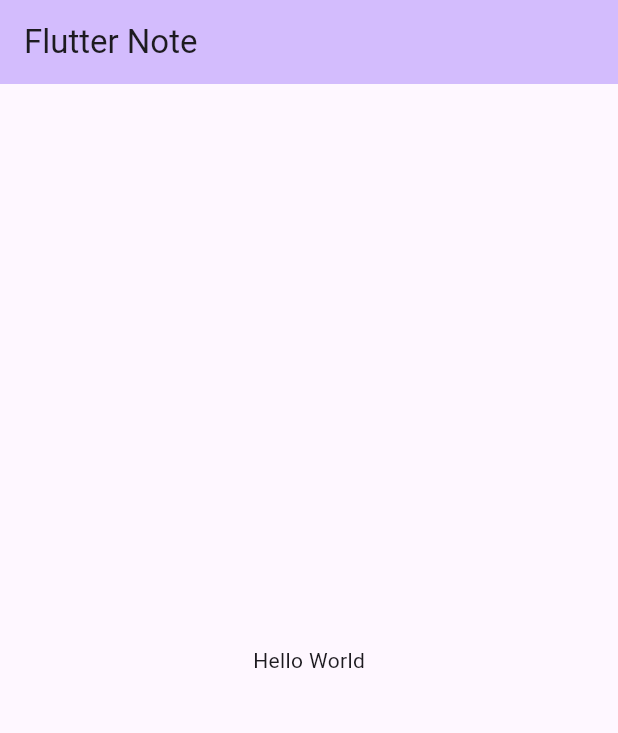
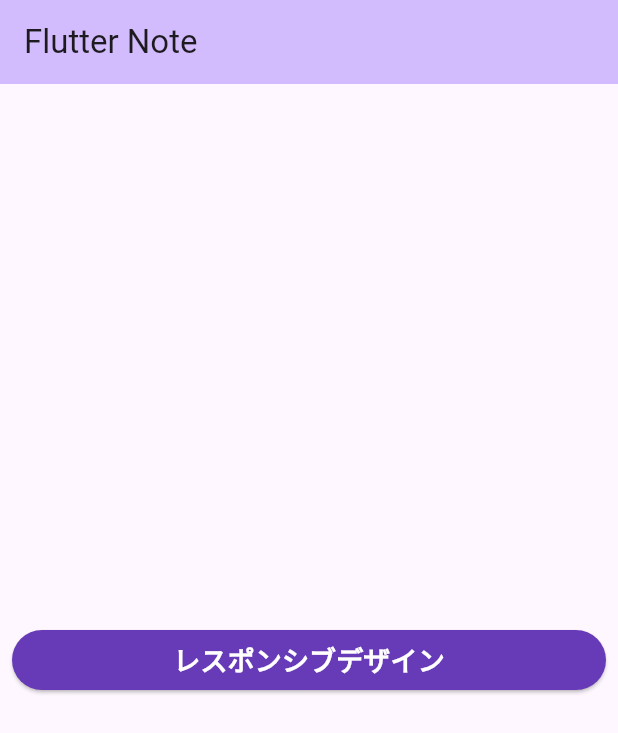
Before and after one commit to shinnkura/flutter_note, a Flutter app: the screen it shows after launch, on a phone screen of 412 x 824 dp. Shown: the top 733 px of the screen. Run offline on Flutter 3.47's test engine with Material 2 defaults, Android fonts, the phone set to English and light mode, and no system bars.

Commit message:
ボタンを作成

```diff
--- /dev/null
+++ b/lib/components/button.dart
@@ -0,0 +1,37 @@
+import 'package:flutter/material.dart';
+
+class Button extends StatelessWidget {
+  const Button(
+      {Key? key,
+      required this.width,
+      required this.title,
+      required this.onPressed,
+      required this.disable})
+      : super(key: key);
+
+  final double width;
+  final String title;
+  final bool disable; //this is used to disable button
+  final Function() onPressed;
+
+  @override
+  Widget build(BuildContext context) {
+    return SizedBox(
+      width: width,
+      child: ElevatedButton(
+        style: ElevatedButton.styleFrom(
+          backgroundColor: disable ? Colors.grey : Colors.deepPurple,
+          foregroundColor: Colors.white,
+        ),
+        onPressed: disable ? null : onPressed,
+        child: Text(
+          title,
+          style: const TextStyle(
+            fontSize: 18,
+            fontWeight: FontWeight.bold,
+          ),
+        ),
+      ),
+    );
+  }
+}
--- a/lib/main.dart
+++ b/lib/main.dart
@@ -1,4 +1,5 @@
 import 'package:flutter/material.dart';
+import 'package:flutter_note/components/button.dart';
 import 'package:flutter_note/responsive/responsive.dart';
 
 void main() {
@@ -53,9 +54,17 @@ class MyHomePage extends StatelessWidget {
       body: Center(
         child: Column(
           mainAxisAlignment: MainAxisAlignment.center,
-          children: const <Widget>[
-            Text(
-              'Hello World',
+          children: <Widget>[
+            Padding(
+              padding: EdgeInsets.all(8.0),
+              child: Button(
+                width: double.infinity,
+                title: 'レスポンシブデザイン',
+                onPressed: () {
+                  Navigator.of(context).pushNamed('responsive');
+                },
+                disable: false,
+              ),
             ),
           ],
         ),
```
